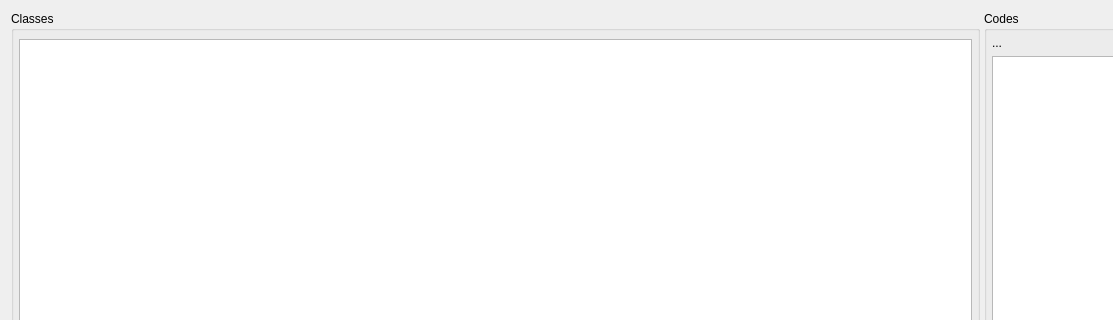
The window that quickevent/app/plugins/qml/Classes/src/classeswidget.ui (Quick-Event/quickbox) describes before a commit, drawn with Qt 5; both pictures show x 0 to 1113 and y 0 to 320 of the 1267 by 836 pixel window.
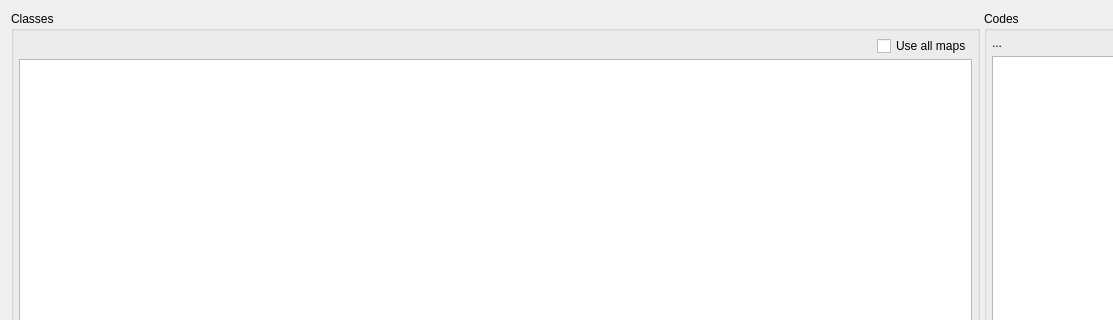
The same window after the commit. Custom widgets are drawn as their Qt base class.

The edit to the form file:
```diff
--- a/quickevent/app/plugins/qml/Classes/src/classeswidget.ui
+++ b/quickevent/app/plugins/qml/Classes/src/classeswidget.ui
@@ -52,7 +52,40 @@
         <number>5</number>
        </property>
        <item>
-        <widget class="qf::qmlwidgets::TableViewToolBar" name="tblClassesTB" native="true"/>
+        <layout class="QHBoxLayout" name="horizontalLayout">
+         <property name="spacing">
+          <number>0</number>
+         </property>
+         <property name="topMargin">
+          <number>0</number>
+         </property>
+         <item>
+          <widget class="qf::qmlwidgets::TableViewToolBar" name="tblClassesTB" native="true">
+           <property name="sizePolicy">
+            <sizepolicy hsizetype="MinimumExpanding" vsizetype="Preferred">
+             <horstretch>0</horstretch>
+             <verstretch>0</verstretch>
+            </sizepolicy>
+           </property>
+          </widget>
+         </item>
+         <item>
+          <widget class="QCheckBox" name="chkUseAllMaps">
+           <property name="sizePolicy">
+            <sizepolicy hsizetype="Preferred" vsizetype="Fixed">
+             <horstretch>0</horstretch>
+             <verstretch>0</verstretch>
+            </sizepolicy>
+           </property>
+           <property name="toolTip">
+            <string>When checked, all the maps defined for class will be used during drawing</string>
+           </property>
+           <property name="text">
+            <string>Use all maps</string>
+           </property>
+          </widget>
+         </item>
+        </layout>
        </item>
        <item>
         <widget class="ClassesTableView" name="tblClasses"/>
```
